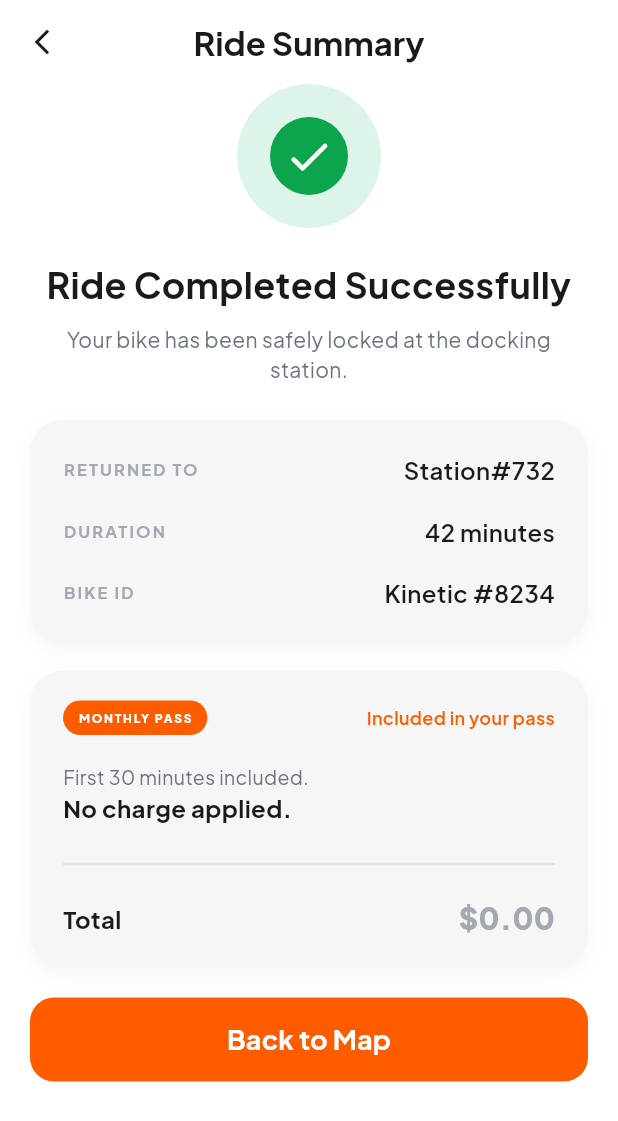
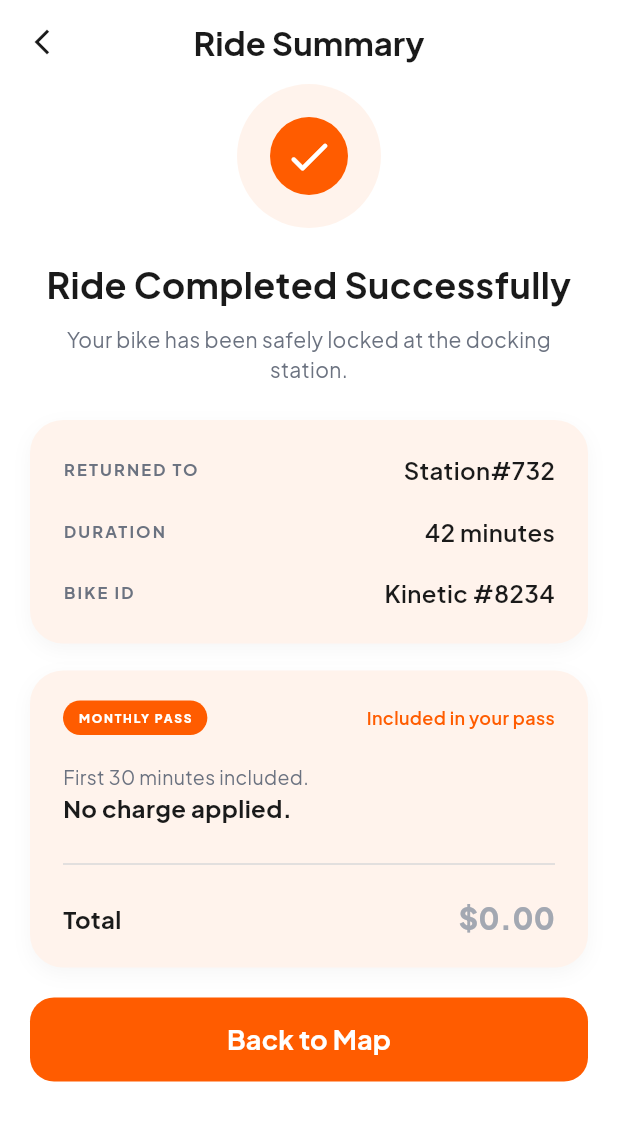
Before and after one commit to Ming-99s/VeloToulose, a Flutter app: the RideSummaryScreen screen opened directly, on a phone screen of 412 x 824 dp. Shown: the top 1121 px of the screen. Run offline on Flutter 3.47's test engine with Material 3 defaults, Android fonts, the phone set to English and light mode, and no system bars; our stand-ins replace flutter_map, geolocator, latlong2, lottie, shared_preferences; accounts and stored records are empty.

Commit message:
Change to the matching style

```diff
--- a/lib/features/ride/view/ride_screen.dart
+++ b/lib/features/ride/view/ride_screen.dart
@@ -1,5 +1,6 @@
 import 'package:flutter/material.dart';
 import 'package:velo_toulose/core/constant/app_color.dart';
+import 'package:velo_toulose/core/constant/app_text_style.dart';
 import 'package:velo_toulose/core/widgets/botton.dart';
 import 'package:velo_toulose/features/ride/widgets/ride_station_info_widget.dart';
 import 'package:velo_toulose/features/ride/widgets/ride_status_widget.dart';
@@ -26,13 +27,9 @@ class RideSummaryScreen extends StatelessWidget {
             size: 20,
           ),
         ),
-        title: const Text(
+        title: Text(
           'Ride Summary',
-          style: TextStyle(
-            color: AppColor.textPrimary,
-            fontSize: 22,
-            fontWeight: FontWeight.w700,
-          ),
+          style: AppTextStyle.heading.copyWith(fontSize: 22),
         ),
       ),
       body: SafeArea(
--- a/lib/features/ride/widgets/ride_station_info_widget.dart
+++ b/lib/features/ride/widgets/ride_station_info_widget.dart
@@ -1,4 +1,5 @@
 import 'package:flutter/material.dart';
+import 'package:velo_toulose/core/constant/app_color.dart';
 import 'package:velo_toulose/core/constant/app_text_style.dart';
 
 class RideStationInfoWidget extends StatelessWidget {
@@ -9,13 +10,13 @@ class RideStationInfoWidget extends StatelessWidget {
     return Container(
       padding: const EdgeInsets.symmetric(horizontal: 22, vertical: 22),
       decoration: BoxDecoration(
-        color: const Color(0xFFF6F6F6),
+        color: AppColor.primaryLight,
         borderRadius: BorderRadius.circular(22),
-        boxShadow: const [
+        boxShadow: [
           BoxShadow(
-            color: Color(0x0A000000),
+            color: AppColor.textPrimary.withValues(alpha: 0.04),
             blurRadius: 10,
-            offset: Offset(0, 4),
+            offset: const Offset(0, 4),
           ),
         ],
       ),
@@ -45,18 +46,15 @@ class _InfoLine extends StatelessWidget {
         Expanded(
           child: Text(
             label.toUpperCase(),
-            style: const TextStyle(
+            style: AppTextStyle.label.copyWith(
               fontSize: 11,
               letterSpacing: 1.4,
-              color: Color(0xFFA3A8B2),
+              color: AppColor.textSecondary,
               fontWeight: FontWeight.w700,
             ),
           ),
         ),
-        Text(
-          value,
-          style: AppTextStyle.cardTitle
-        ),
+        Text(value, style: AppTextStyle.cardTitle),
       ],
     );
   }
--- a/lib/features/ride/widgets/ride_status_widget.dart
+++ b/lib/features/ride/widgets/ride_status_widget.dart
@@ -10,20 +10,20 @@ class RideStatusWidget extends StatelessWidget {
     return Center(
       child: Column(
         children: [
-          _StatusIcon(),
-          SizedBox(height: 20),
+          const _StatusIcon(),
+          const SizedBox(height: 20),
           Text(
             'Ride Completed Successfully',
             textAlign: TextAlign.center,
-            style: AppTextStyle.heading
+            style: AppTextStyle.heading,
           ),
-          SizedBox(height: 10),
+          const SizedBox(height: 10),
           Container(
-            padding: EdgeInsets.symmetric(horizontal: 20),
+            padding: const EdgeInsets.symmetric(horizontal: 20),
             child: Text(
               'Your bike has been safely locked at the docking station.',
               textAlign: TextAlign.center,
-              style: AppTextStyle.subheading
+              style: AppTextStyle.subheading,
             ),
           ),
         ],
@@ -41,7 +41,7 @@ class _StatusIcon extends StatelessWidget {
       width: 96,
       height: 96,
       decoration: const BoxDecoration(
-        color: Color(0xFFDDF5E9),
+        color: AppColor.primaryLight,
         shape: BoxShape.circle,
       ),
       alignment: Alignment.center,
@@ -49,7 +49,7 @@ class _StatusIcon extends StatelessWidget {
         width: 52,
         height: 52,
         decoration: const BoxDecoration(
-          color: Color.fromARGB(255, 12, 165, 78),
+          color: AppColor.primary,
           shape: BoxShape.circle,
         ),
         child: const Icon(Icons.check_rounded, color: AppColor.white, size: 34),
--- a/lib/features/ride/widgets/subscription_method_widget.dart
+++ b/lib/features/ride/widgets/subscription_method_widget.dart
@@ -1,5 +1,6 @@
 import 'package:flutter/material.dart';
 import 'package:velo_toulose/core/constant/app_color.dart';
+import 'package:velo_toulose/core/constant/app_text_style.dart';
 
 class SubscriptionMethodWidget extends StatelessWidget {
   final bool isMonthlyPass;
@@ -11,13 +12,13 @@ class SubscriptionMethodWidget extends StatelessWidget {
     return Container(
       padding: const EdgeInsets.fromLTRB(22, 20, 22, 18),
       decoration: BoxDecoration(
-        color: const Color(0xFFF6F6F6),
+        color: AppColor.primaryLight,
         borderRadius: BorderRadius.circular(22),
-        boxShadow: const [
+        boxShadow: [
           BoxShadow(
-            color: Color(0x0A000000),
+            color: AppColor.textPrimary.withValues(alpha: 0.04),
             blurRadius: 10,
-            offset: Offset(0, 4),
+            offset: const Offset(0, 4),
           ),
         ],
       ),
```
